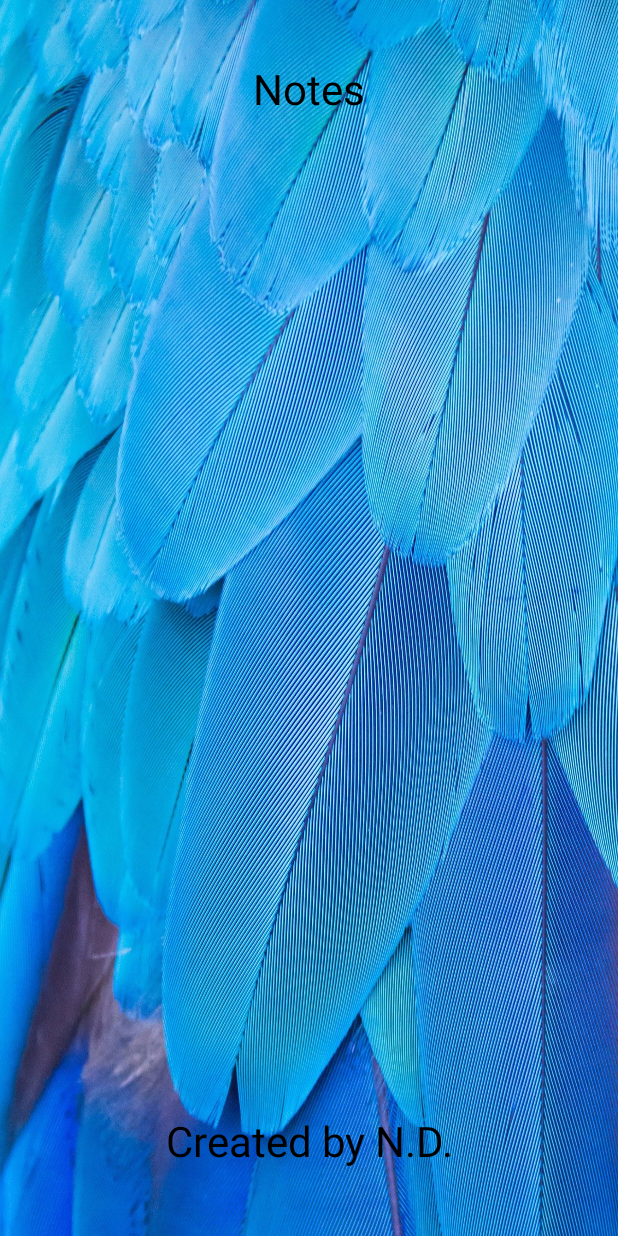
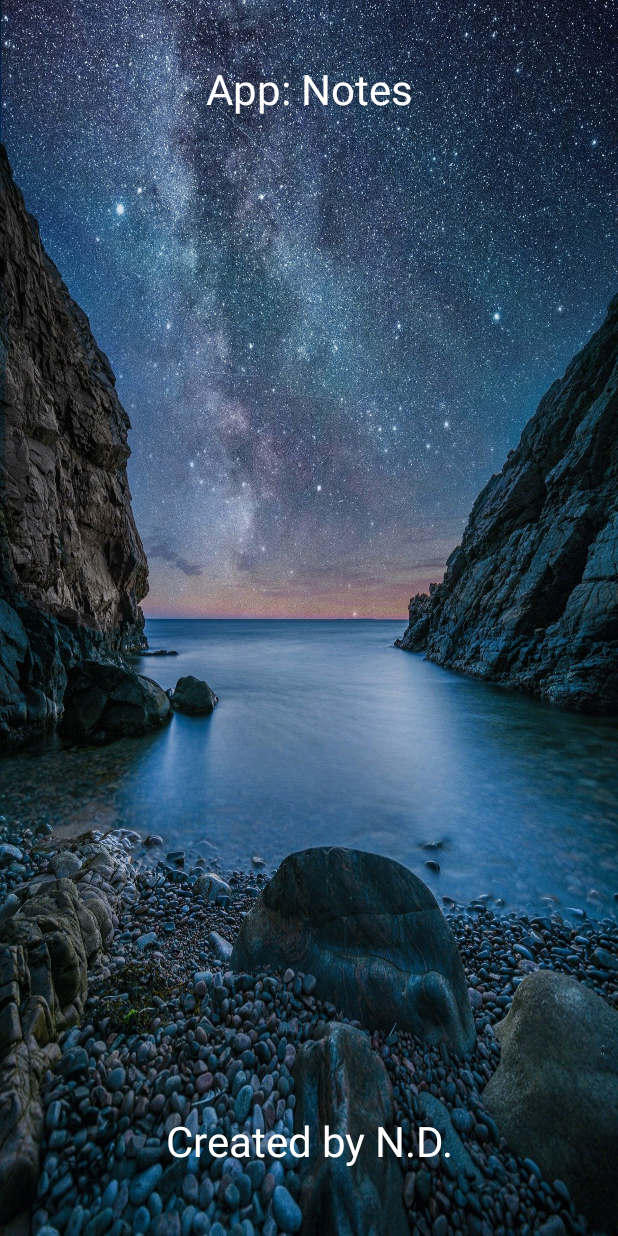
Before and after one commit to Nikita0093/Notes_lesson_6, an Android app: the layout fragment_about.xml on its own in the app's theme, with its tools: preview values and no code run, on a phone screen of 412 x 824 dp. Run offline under Robolectric (Android 15) with nearby library versions, the phone set to English and light mode, and no system bars.

Commit message:
Урок 8 - Оформление иконок

```diff
--- a/app/src/main/AndroidManifest.xml
+++ b/app/src/main/AndroidManifest.xml
@@ -4,9 +4,9 @@
 
     <application
         android:allowBackup="true"
-        android:icon="@mipmap/ic_launcher"
+        android:icon="@drawable/ic_baseline_event_note_24"
         android:label="@string/app_name"
-        android:roundIcon="@mipmap/ic_launcher_round"
+        android:roundIcon="@drawable/ic_baseline_event_note_24"
         android:supportsRtl="true"
         android:theme="@style/Theme.Notes_lesson_6">
         <activity
--- a/app/src/main/java/com/example/notes_lesson_6/About.java
+++ b/app/src/main/java/com/example/notes_lesson_6/About.java
@@ -13,6 +13,6 @@ public class About extends Fragment {
     @Nullable
     @Override
     public View onCreateView(@NonNull LayoutInflater inflater, @Nullable ViewGroup container, @Nullable Bundle savedInstanceState) {
-        return inflater.inflate(R.layout.fragment_about,container,false);
+        return inflater.inflate(R.layout.fragment_about, container, false);
     }
 }
--- /dev/null
+++ b/app/src/main/res/drawable/ic_baseline_event_note_24.xml
@@ -0,0 +1,5 @@
+<vector android:autoMirrored="true" android:height="24dp"
+    android:tint="#0F19DD" android:viewportHeight="24"
+    android:viewportWidth="24" android:width="24dp" xmlns:android="http://schemas.android.com/apk/res/android">
+    <path android:fillColor="@android:color/white" android:pathData="M17,10L7,10v2h10v-2zM19,3h-1L18,1h-2v2L8,3L8,1L6,1v2L5,3c-1.11,0 -1.99,0.9 -1.99,2L3,19c0,1.1 0.89,2 2,2h14c1.1,0 2,-0.9 2,-2L21,5c0,-1.1 -0.9,-2 -2,-2zM19,19L5,19L5,8h14v11zM14,14L7,14v2h7v-2z"/>
+</vector>
--- a/app/src/main/res/layout/fragment_about.xml
+++ b/app/src/main/res/layout/fragment_about.xml
@@ -4,17 +4,17 @@
     xmlns:tools="http://schemas.android.com/tools"
     android:layout_width="match_parent"
     android:layout_height="match_parent"
-    android:background="@drawable/blue_feathers">
+    android:background="@drawable/sweden">
 
     <TextView
-        android:id="@+id/textView"
+        android:id="@+id/About_Name"
         android:layout_width="200sp"
         android:layout_height="50sp"
         android:gravity="center"
         android:text="@string/notes"
-        android:textColor="@color/black"
+        android:textColor="@color/white"
         android:textSize="28sp"
-        app:layout_constraintBottom_toTopOf="@+id/about"
+        app:layout_constraintBottom_toTopOf="@+id/About_Creator"
         app:layout_constraintEnd_toEndOf="parent"
         app:layout_constraintHorizontal_bias="0.5"
         app:layout_constraintStart_toStartOf="parent"
@@ -22,12 +22,12 @@
         app:layout_constraintVertical_bias="0.05" />
 
     <TextView
-        android:id="@+id/about"
+        android:id="@+id/About_Creator"
         android:layout_width="200sp"
         android:layout_height="50sp"
         android:gravity="center"
         android:text="@string/created_by_n_d"
-        android:textColor="@color/black"
+        android:textColor="@color/white"
         android:textSize="28sp"
         app:layout_constraintBottom_toBottomOf="parent"
         app:layout_constraintEnd_toEndOf="parent"
--- a/app/src/main/res/values/folders.xml
+++ b/app/src/main/res/values/folders.xml
@@ -1,6 +1,6 @@
 <?xml version="1.0" encoding="utf-8"?>
 <resources>
     <string-array name="Folders">
-        <item>Заметки</item>
+        <item>Notes</item>
     </string-array>
 </resources>
--- a/app/src/main/res/values/strings.xml
+++ b/app/src/main/res/values/strings.xml
@@ -2,5 +2,5 @@
     <string name="app_name">Notes_lesson_6</string>
     <string name="hello_blank_fragment">Hello blank fragment</string>
     <string name="created_by_n_d">Created by N.D.</string>
-    <string name="notes">Notes</string>
+    <string name="notes">App: Notes</string>
 </resources>
```
Also changed, not shown: app/src/main/java/com/example/notes_lesson_6/MainActivity.java (+5 -5 lines), app/src/main/res/drawable/ic_about.xml (added, +10 -0 lines), app/src/main/res/menu/menu.xml (+5 -2 lines).
